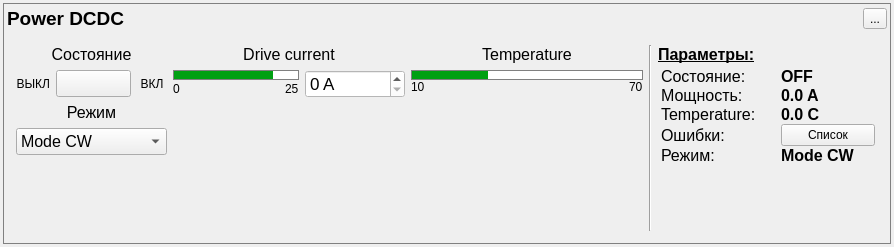
Before: the Qt Designer form dc_panel.ui in bulkanul/EVO_YFL_1064_GUI_coherent2, drawn with Qt 5.
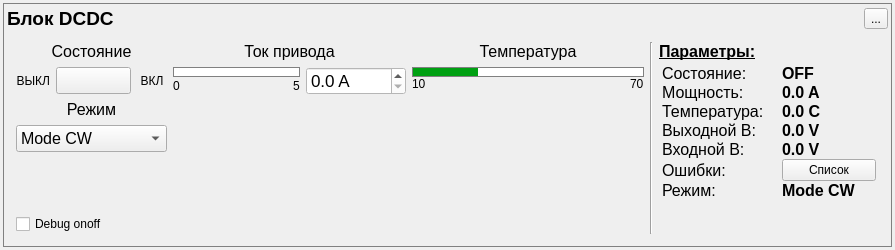
After: the same form once the commit is applied. Icons and pictures are not drawn. Custom widgets are drawn as their Qt base class.

```diff
--- a/dc_panel.ui
+++ b/dc_panel.ui
@@ -6,8 +6,8 @@
    <rect>
     <x>0</x>
     <y>0</y>
-    <width>894</width>
-    <height>247</height>
+    <width>895</width>
+    <height>250</height>
    </rect>
   </property>
   <property name="windowTitle">
@@ -40,6 +40,9 @@
       <string/>
      </property>
      <layout class="QVBoxLayout" name="verticalLayout_5">
+      <property name="spacing">
+       <number>3</number>
+      </property>
       <property name="leftMargin">
        <number>3</number>
       </property>
@@ -63,7 +66,7 @@
            </font>
           </property>
           <property name="text">
-           <string>Power DCDC</string>
+           <string>Блок DCDC</string>
           </property>
          </widget>
         </item>
@@ -337,7 +340,7 @@
                   </font>
                  </property>
                  <property name="text">
-                  <string>Drive current</string>
+                  <string>Ток привода</string>
                  </property>
                  <property name="alignment">
                   <set>Qt::AlignCenter</set>
@@ -382,10 +385,10 @@
                       <number>0</number>
                      </property>
                      <property name="maximum">
-                      <number>250</number>
+                      <number>100</number>
                      </property>
                      <property name="value">
-                      <number>200</number>
+                      <number>0</number>
                      </property>
                      <property name="textVisible">
                       <bool>false</bool>
@@ -435,7 +438,7 @@
                         </sizepolicy>
                        </property>
                        <property name="text">
-                        <string>25</string>
+                        <string>5</string>
                        </property>
                       </widget>
                      </item>
@@ -480,7 +483,7 @@
                       <string> A</string>
                      </property>
                      <property name="decimals">
-                      <number>0</number>
+                      <number>1</number>
                      </property>
                      <property name="minimum">
                       <double>0.000000000000000</double>
@@ -528,7 +531,7 @@
                   </font>
                  </property>
                  <property name="text">
-                  <string>Temperature</string>
+                  <string>Температура</string>
                  </property>
                  <property name="alignment">
                   <set>Qt::AlignCenter</set>
@@ -573,7 +576,7 @@
                       <number>0</number>
                      </property>
                      <property name="maximum">
-                      <number>600</number>
+                      <number>700</number>
                      </property>
                      <property name="value">
                       <number>200</number>
@@ -666,6 +669,13 @@
              </property>
             </spacer>
            </item>
+           <item>
+            <widget class="QCheckBox" name="chb_debug">
+             <property name="text">
+              <string>Debug onoff</string>
+             </property>
+            </widget>
+           </item>
           </layout>
          </item>
          <item>
@@ -715,6 +725,9 @@
            </item>
            <item>
             <layout class="QFormLayout" name="formLayout_2">
+             <property name="verticalSpacing">
+              <number>0</number>
+             </property>
              <property name="leftMargin">
               <number>3</number>
              </property>
@@ -850,7 +863,7 @@
                 </font>
                </property>
                <property name="text">
-                <string>Temperature:</string>
+                <string>Температура:</string>
                </property>
               </widget>
              </item>
@@ -881,6 +894,108 @@
               </widget>
              </item>
              <item row="3" column="0">
+              <widget class="QLabel" name="label_33">
+               <property name="minimumSize">
+                <size>
+                 <width>120</width>
+                 <height>0</height>
+                </size>
+               </property>
+               <property name="maximumSize">
+                <size>
+                 <width>120</width>
+                 <height>16777215</height>
+                </size>
+               </property>
+               <property name="font">
+                <font>
+                 <family>Arial</family>
+                 <pointsize>12</pointsize>
+                </font>
+               </property>
+               <property name="text">
+                <string>Выходной В:</string>
+               </property>
+              </widget>
+             </item>
+             <item row="3" column="1">
+              <widget class="QLabel" name="output_voltage_label">
+               <property name="minimumSize">
+                <size>
+                 <width>80</width>
+                 <height>0</height>
+                </size>
+               </property>
+               <property name="maximumSize">
+                <size>
+                 <width>80</width>
+                 <height>16777215</height>
+                </size>
+               </property>
+               <property name="font">
+                <font>
+                 <family>Arial</family>
+                 <pointsize>12</pointsize>
+                 <bold>true</bold>
+                </font>
+               </property>
+               <property name="text">
+                <string>0.0 V</string>
+               </property>
+              </widget>
+             </item>
+             <item row="4" column="0">
+              <widget class="QLabel" name="label_34">
+               <property name="minimumSize">
+                <size>
+                 <width>120</width>
+                 <height>0</height>
+                </size>
+               </property>
+               <property name="maximumSize">
+                <size>
+                 <width>120</width>
+                 <height>16777215</height>
+                </size>
+               </property>
+               <property name="font">
+                <font>
+                 <family>Arial</family>
+                 <pointsize>12</pointsize>
+                </font>
+               </property>
+               <property name="text">
+                <string>Входной В:</string>
+               </property>
+              </widget>
+             </item>
+             <item row="4" column="1">
+              <widget class="QLabel" name="input_voltage_label">
+               <property name="minimumSize">
+                <size>
+                 <width>80</width>
+                 <height>0</height>
+                </size>
+               </property>
+               <property name="maximumSize">
+                <size>
+                 <width>80</width>
+                 <height>16777215</height>
+                </size>
+               </property>
+               <property name="font">
+                <font>
+                 <family>Arial</family>
+                 <pointsize>12</pointsize>
+                 <bold>true</bold>
+                </font>
+               </property>
+               <property name="text">
+                <string>0.0 V</string>
+               </property>
+              </widget>
+             </item>
+             <item row="5" column="0">
               <widget class="QLabel" name="label_error">
                <property name="minimumSize">
                 <size>
@@ -905,14 +1020,14 @@
                </property>
               </widget>
              </item>
-             <item row="3" column="1">
+             <item row="5" column="1">
               <widget class="QPushButton" name="button_error">
                <property name="text">
                 <string>Список</string>
                </property>
               </widget>
              </item>
-             <item row="4" column="0">
+             <item row="6" column="0">
               <widget class="QLabel" name="label_29">
                <property name="minimumSize">
                 <size>
@@ -940,7 +1055,7 @@
                </property>
               </widget>
              </item>
-             <item row="4" column="1">
+             <item row="6" column="1">
               <widget class="QLabel" name="mode_label">
                <property name="minimumSize">
                 <size>
```
Left out of the diff: 36 changed lines with no effect on the pictures.
